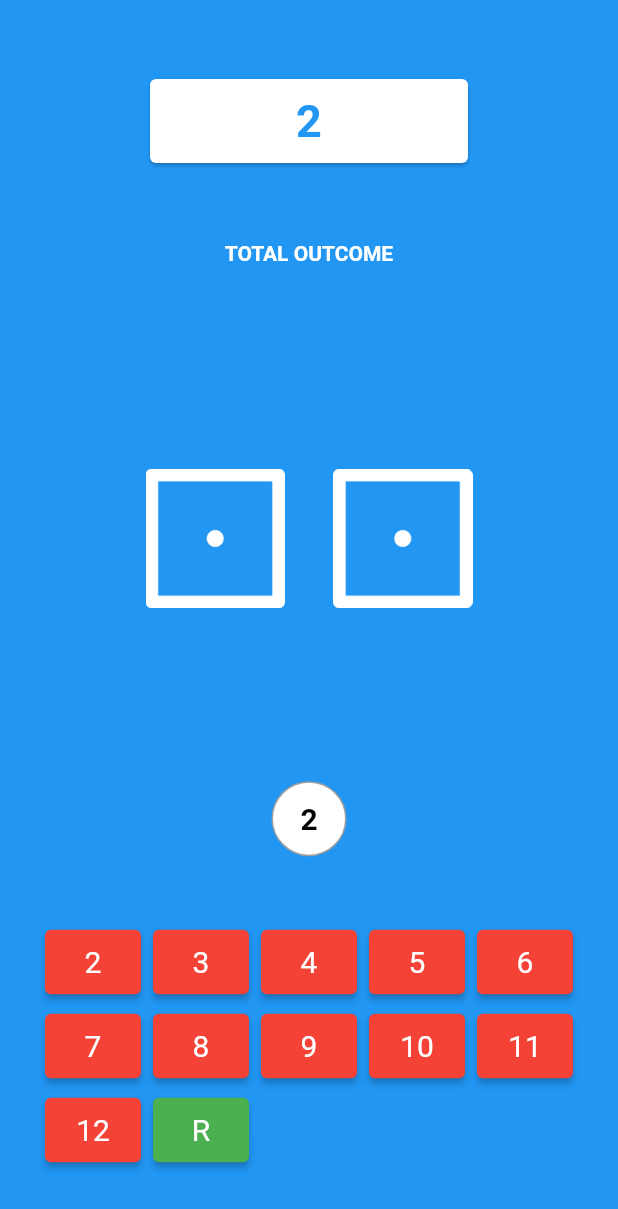
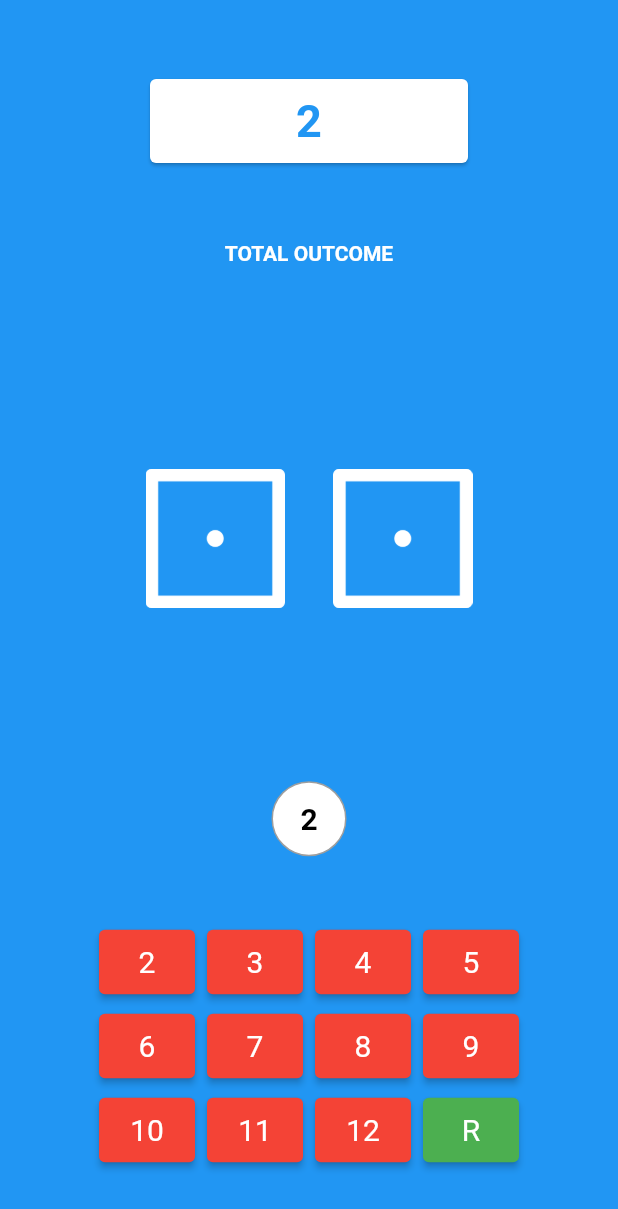
Before and after one commit to Akanimoekong/lucky_guess, a Flutter app: the screen it shows after launch, after a tap on an icon or button, on a phone screen of 412 x 824 dp. Shown: the top 1209 px of the screen. Run offline on Flutter 3.47's test engine with Material 2 defaults, Android fonts, the phone set to English and light mode, and no system bars; our stand-ins replace audioplayers, fluttertoast, google_mobile_ads.

```diff
--- a/lib/data/add_helper.dart
+++ b/lib/data/add_helper.dart
@@ -3,18 +3,18 @@ import 'dart:io';
 class AdHelper {
   // banner AdUnit Id
 
-  static String get bannerAdUnitId {
-    if (Platform.isAndroid) {
-      return "ca-app-pub-3940256099942544/6300978111";
-    } else {
-      throw UnsupportedError("Unsupported platform");
-    }
-  }
+  // static String get bannerAdUnitId {
+  //   if (Platform.isAndroid) {
+  //     return "ca-app-pub-3940256099942544/6300978111";
+  //   } else {
+  //     throw UnsupportedError("Unsupported platform");
+  //   }
+  // }
 
   // interstitial AdUnit Id
   static String get interstitialAdUnitId {
     if (Platform.isAndroid) {
-      return "ca-app-pub-3940256099942544/8691691433";
+      return "ca-app-pub-9803945050008647/9042129381";
     } else {
       throw UnsupportedError("Unsupported platform");
     }
--- a/lib/luckdice.dart
+++ b/lib/luckdice.dart
@@ -1,12 +1,13 @@
 import 'dart:math';
 
 import 'package:audioplayers/audioplayers.dart';
+import 'package:flutter/cupertino.dart';
 import 'package:flutter/material.dart';
 import 'package:flutter/widgets.dart';
 import 'package:fluttertoast/fluttertoast.dart';
-import 'package:google_mobile_ads/google_mobile_ads.dart';
 
-import 'data/add_helper.dart';
+// Admob const
+const int maxFailedLoadAttempts = 3;
 
 class GuessPage extends StatefulWidget {
   const GuessPage({Key? key}) : super(key: key);
@@ -17,8 +18,12 @@ class GuessPage extends StatefulWidget {
 
 class _GuessPageState extends State<GuessPage> {
   // Admob variables
-  late BannerAd _bottomBannerAd;
-  bool _isBottomBannerAdLoaded = false;
+  // late BannerAd _bottomBannerAd;
+  // bool _isBottomBannerAdLoaded = false;
+
+  // interstitialLoadAttempts variable
+  // int _interstitialLoadAttempts = 0;
+  // InterstitialAd? _interstitialAd;
 
   // Game variables
   int leftDice = 1;
@@ -29,36 +34,24 @@ class _GuessPageState extends State<GuessPage> {
   int buttonNumber = 2;
 
   //Load admob
-  void _createBottomBannerAd() {
-    _bottomBannerAd = BannerAd(
-      adUnitId: AdHelper.bannerAdUnitId,
-      size: AdSize.banner,
-      request: AdRequest(),
-      listener: BannerAdListener(
-        onAdLoaded: (_) {
-          setState(() {
-            _isBottomBannerAdLoaded = true;
-          });
-        },
-        onAdFailedToLoad: (ad, error) {
-          ad.dispose();
-        },
-      ),
-    );
-    _bottomBannerAd.load();
-  }
-
-  @override
-  void initState() {
-    super.initState();
-    _createBottomBannerAd();
-  }
-
-  @override
-  void dispose() {
-    super.dispose();
-    _bottomBannerAd.dispose();
-  }
+  // void _createBottomBannerAd() {
+  //   _bottomBannerAd = BannerAd(
+  //     adUnitId: AdHelper.bannerAdUnitId,
+  //     size: AdSize.banner,
+  //     request: AdRequest(),
+  //     listener: BannerAdListener(
+  //       onAdLoaded: (_) {
+  //         setState(() {
+  //           _isBottomBannerAdLoaded = true;
+  //         });
+  //       },
+  //       onAdFailedToLoad: (ad, error) {
+  //         ad.dispose();
+  //       },
+  //     ),
+  //   );
+  //   _bottomBannerAd.load();
+  // }
 
   // ElevatedButton
   final ButtonStyle style = ElevatedButton.styleFrom(
@@ -160,13 +153,13 @@ class _GuessPageState extends State<GuessPage> {
       home: SafeArea(
         child: Scaffold(
           // Display our bottom banner
-          bottomNavigationBar: _isBottomBannerAdLoaded
-              ? Container(
-                  height: _bottomBannerAd.size.height.toDouble(),
-                  width: _bottomBannerAd.size.width.toDouble(),
-                  child: AdWidget(ad: _bottomBannerAd),
-                )
-              : null,
+          // bottomNavigationBar: _isBottomBannerAdLoaded
+          //     ? Container(
+          //         height: _bottomBannerAd.size.height.toDouble(),
+          //         width: _bottomBannerAd.size.width.toDouble(),
+          //         child: AdWidget(ad: _bottomBannerAd),
+          //       )
+          //     : null,
 
           backgroundColor: Colors.blue,
           body: Center(
@@ -245,21 +238,35 @@ class _GuessPageState extends State<GuessPage> {
                     ),
                   ),
                 ),
+                Container(
+                  child: Column(
+                    children: [
                       Center(
-                  child: Wrap(
+                        child: Row(
+                          mainAxisAlignment: MainAxisAlignment.center,
                           children: [
-                      predictButton(
-                        2,
-                        //       (number){
-                        // buttonNumber = number;}
-                      ),
+                            predictButton(2),
                             predictButton(3),
                             predictButton(4),
                             predictButton(5),
+                          ],
+                        ),
+                      ),
+                      Center(
+                        child: Row(
+                          mainAxisAlignment: MainAxisAlignment.center,
+                          children: [
                             predictButton(6),
                             predictButton(7),
                             predictButton(8),
                             predictButton(9),
+                          ],
+                        ),
+                      ),
+                      Center(
+                        child: Row(
+                          mainAxisAlignment: MainAxisAlignment.center,
+                          children: [
                             predictButton(10),
                             predictButton(11),
                             predictButton(12),
@@ -274,6 +281,7 @@ class _GuessPageState extends State<GuessPage> {
                                   ),
                                 ),
                                 onPressed: () {
+                                  // _showInterstitialAd();
                                   setState(() {
                                     changeDice();
                                     // totalOutCome();
@@ -283,6 +291,9 @@ class _GuessPageState extends State<GuessPage> {
                                 child: const Text('R'),
                               ),
                             ),
+                          ],
+                        ),
+                      )
                     ],
                   ),
                 ),
--- a/lib/splashscreen.dart
+++ b/lib/splashscreen.dart
@@ -1,7 +1,13 @@
 import 'dart:async';
 
 import 'package:flutter/material.dart';
+import 'package:google_mobile_ads/google_mobile_ads.dart';
 import 'package:lucky_guess/luckdice.dart';
+
+import 'data/add_helper.dart';
+
+// Admob const
+const int maxFailedLoadAttempts = 3;
 
 class MySplashScreen extends StatefulWidget {
   const MySplashScreen({Key? key}) : super(key: key);
@@ -10,50 +16,74 @@ class MySplashScreen extends StatefulWidget {
 }
 
 class _MySplashScreenState extends State<MySplashScreen> {
+  // interstitialLoadAttempts variable
+  int _interstitialLoadAttempts = 0;
+  InterstitialAd? _interstitialAd;
   @override
   void initState() {
     super.initState();
-    Timer(Duration(seconds: 5), () {
+    _createInterstitialAd();
+
+    Timer(Duration(seconds: 4), () {
+      _showInterstitialAd();
       Navigator.of(context)
           .pushReplacement(MaterialPageRoute(builder: (_) => GuessPage()));
     });
   }
+  // @override
+  // void initState() {
+  //   super.initState();
+  //   // _createBottomBannerAd();
+  //   _createInterstitialAd();
+  // }
+
+  @override
+  void dispose() {
+    super.dispose();
+    // _bottomBannerAd.dispose();
+    _interstitialAd?.dispose();
+  }
+
+  // InterstitialAd Function
+  void _createInterstitialAd() {
+    InterstitialAd.load(
+      adUnitId: AdHelper.interstitialAdUnitId,
+      request: AdRequest(),
+      adLoadCallback: InterstitialAdLoadCallback(
+        onAdLoaded: (InterstitialAd ad) {
+          _interstitialAd = ad;
+          _interstitialLoadAttempts = 0;
+        },
+        onAdFailedToLoad: (LoadAdError error) {
+          _interstitialLoadAttempts += 1;
+          _interstitialAd = null;
+          if (_interstitialLoadAttempts <= maxFailedLoadAttempts) {
+            _createInterstitialAd();
+          }
+        },
+      ),
+    );
+  }
+
+  // showInterstitialAd
+  void _showInterstitialAd() {
+    if (_interstitialAd != null) {
+      _interstitialAd!.fullScreenContentCallback = FullScreenContentCallback(
+        onAdDismissedFullScreenContent: (InterstitialAd ad) {
+          ad.dispose();
+          _createInterstitialAd();
+        },
+        onAdFailedToShowFullScreenContent: (InterstitialAd ad, AdError error) {
+          ad.dispose();
+          _createInterstitialAd();
+        },
+      );
+      _interstitialAd!.show();
+    }
+  }
 
   @override
   Widget build(BuildContext context) {
-    return MaterialApp(
-      home: SafeArea(
-        child: Scaffold(
-          backgroundColor: Colors.black,
-          body: Center(
-              child: Column(
-            mainAxisAlignment: MainAxisAlignment.center,
-            children: [
-              // AssetImage(assetName)
-              Image.asset(
-                'images/diceapp.gif',
-                height: 150,
-              ),
-              SizedBox(
-                height: 100,
-              ),
-              CircularProgressIndicator(
-                valueColor: AlwaysStoppedAnimation(Colors.white),
-              )
-            ],
-          )
-
-              //   SplashScreen(
-              //   seconds: 3,
-              //   navigateAfterSeconds: GuessPage(),
-              //   backgroundColor: Colors.blue.shade900,
-              //   title: Text('Lucky Guess'),
-              //   image: Image.asset('images/diceapp.gif'),
-              //   photoSize: 100.0,
-              // ),
-              ),
-        ),
-      ),
-    );
+    return MaterialApp();
   }
 }
--- a/pubspec.yaml
+++ b/pubspec.yaml
@@ -15,7 +15,7 @@ publish_to: 'none' # Remove this line if you wish to publish to pub.dev
 # In iOS, build-name is used as CFBundleShortVersionString while build-number used as CFBundleVersion.
 # Read more about iOS versioning at
 # https://developer.apple.com/library/archive/documentation/General/Reference/InfoPlistKeyReference/Articles/CoreFoundationKeys.html
-version: 1.0.0+1
+version: 1.0.0+2
 
 environment:
   sdk: ">=2.12.0 <3.0.0"
```
Also changed, not shown: 3 other files. Lines whose indentation alone changed are shown as unchanged.
